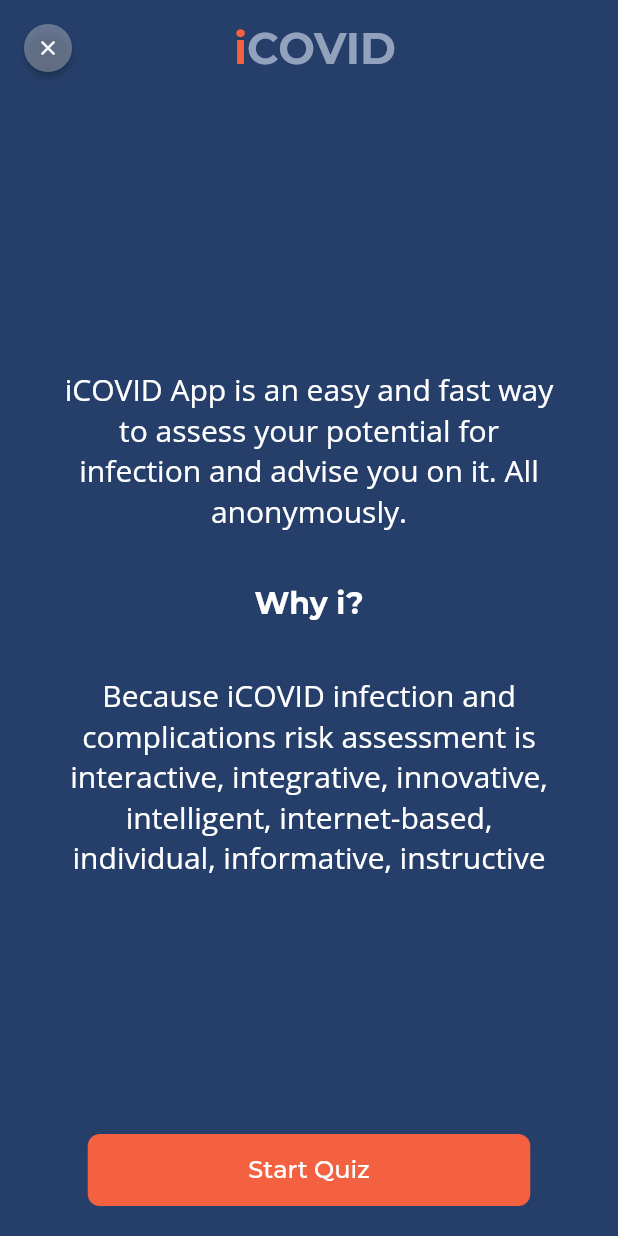
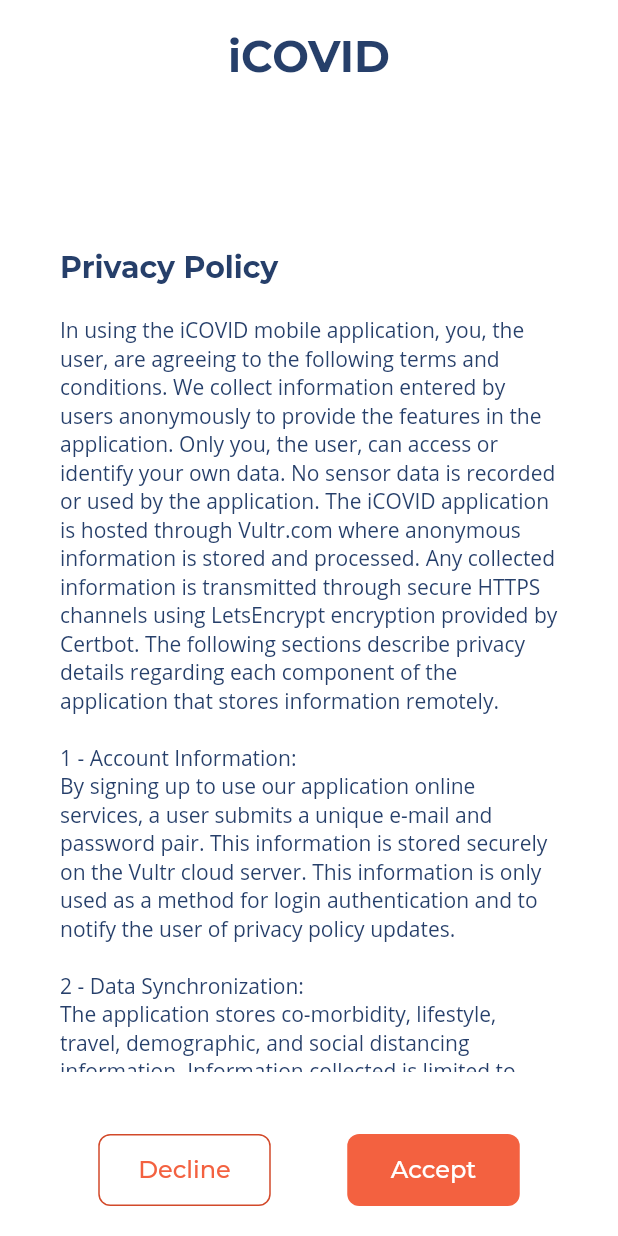
Before and after one commit to Sense2safeguard/iCovid, a Flutter app: the screen it shows after launch, on a phone screen of 412 x 824 dp. Run offline on Flutter 3.47's test engine with Material 2 defaults, Android fonts, the phone set to English and light mode, and no system bars; project files that could hold a hidden picture were left out.

Commit message:
Feature/ic 27 privacy policy (#14)
* complete - added close function to app bar

* fix: privacy policy text and decline

Co-authored-by: Mauro Di Bert <maudb@pop-os.localdomain>

```diff
--- a/lib/main.dart
+++ b/lib/main.dart
@@ -1,4 +1,5 @@
 import 'package:flutter/material.dart';
+import 'package:iCovid/ui/screens/privacy_policy_screen/privacy_policy_screen.dart';
 
 import 'package:provider/provider.dart';
 
@@ -20,8 +21,9 @@ class ICovidApp extends StatelessWidget {
           return MaterialApp(
               title: "iCovid App",
               debugShowCheckedModeBanner: false,
-              initialRoute: '/',
+              initialRoute: '/privacy-policy',
               routes: {
+                '/privacy-policy': (context) => PrivacyPolicyScreen(),
                 '/': (context) => HomeScreen(),
                 '/quiz_screen': (context) => QuizScreen(),
               });
--- /dev/null
+++ b/lib/ui/screens/privacy_policy_screen/privacy_policy_screen.dart
@@ -0,0 +1,97 @@
+import 'package:flutter/material.dart';
+import 'package:flutter/services.dart';
+
+import 'package:iCovid/core/constants.dart';
+import 'package:iCovid/ui/shared/ic_buttons.dart';
+
+class PrivacyPolicyScreen extends StatelessWidget {
+  final String bodyText = '''
+In using the iCOVID mobile application, you, the user, are agreeing to the following terms and conditions. We collect information entered by users anonymously to provide the features in the application. Only you, the user, can access or identify your own data. No sensor data is recorded or used by the application. The iCOVID application is hosted through Vultr.com where anonymous information is stored and processed. Any collected information is transmitted through secure HTTPS channels using LetsEncrypt encryption provided by Certbot. The following sections describe privacy details regarding each component of the application that stores information remotely.
+
+1 - Account Information:
+By signing up to use our application online services, a user submits a unique e-mail and password pair. This information is stored securely on the Vultr cloud server. This information is only used as a method for login authentication and to notify the user of privacy policy updates.
+
+2 - Data Synchronization:
+The application stores co-morbidity, lifestyle, travel, demographic, and social distancing information. Information collected is limited to information that the user explicitly provides by operating the application. The primary use of this information is to provide data synchronization services between multiple mobile devices. This information is stored securely. The information is available only to the user and no other users may access this information. Although the information is secure, we advise you to never submit sensitive information using the application.
+
+3 - Machine Learning:
+The application uses machine learning techniques to provide useful predictions for the user by using co-morbidity, lifestyle, travel, demographic, and social distancing information. Machine learning is performed on the Vultr cloud server. All data is anonymized and aggregated before performing machine learning. The user’s prediction data will never be available to others during or after this process.
+
+  ''';
+
+  @override
+  Widget build(BuildContext context) {
+    Size size = MediaQuery.of(context).size;
+
+    return SafeArea(
+      child: Scaffold(
+        backgroundColor: Colors.white,
+        body: Padding(
+          padding: const EdgeInsets.fromLTRB(40, 20, 40, 20),
+          child: Column(
+            mainAxisAlignment: MainAxisAlignment.spaceBetween,
+            children: [
+              Text("iCOVID",
+                  style: kheadline4.copyWith(
+                      fontWeight: FontWeight.w800, fontSize: 29, color: kBlue)),
+              Container(
+                height: size.height * 0.75,
+                child: SingleChildScrollView(
+                    child: Column(
+                  crossAxisAlignment: CrossAxisAlignment.start,
+                  children: [
+                    SizedBox(
+                      height: 70,
+                    ),
+                    Text("Privacy Policy",
+                        style: kheadline3.copyWith(color: kBlue)),
+                    SizedBox(
+                      height: 20,
+                    ),
+                    Text(bodyText,
+                        style: kBodyText2.copyWith(fontSize: 14, color: kBlue)),
+                  ],
+                )),
+              ),
+              buildButtons(context),
+            ],
+          ),
+        ),
+      ),
+    );
+  }
+
+  Row buildButtons(BuildContext context) {
+    return Row(
+      mainAxisAlignment: MainAxisAlignment.spaceAround,
+      children: [
+        Flexible(
+            child: ICSecondaryButton(
+          onPressed: () {
+            showDialog(context: context, builder: (_) => buildDialog(context));
+          },
+          text: "Decline",
+        )),
+        Flexible(
+            child: ICMainButton(
+                onPressed: () {
+                  Navigator.pushNamed(context, "/");
+                },
+                text: "Accept")),
+      ],
+    );
+  }
+
+  AlertDialog buildDialog(BuildContext context) {
+    return AlertDialog(
+      title: Text(
+          "If you want to continue, you have to accept this policy agreement"),
+      actions: [
+        FlatButton(
+          child: Text("Ok"),
+          onPressed: () => Navigator.pop(context),
+        ),
+      ],
+    );
+  }
+}
--- a/lib/ui/shared/ic_app_bar.dart
+++ b/lib/ui/shared/ic_app_bar.dart
@@ -1,4 +1,5 @@
 import 'package:flutter/material.dart';
+import 'package:flutter/services.dart';
 import 'package:iCovid/core/constants.dart';
 import 'package:iCovid/core/models/data_structure_models.dart';
 
@@ -74,7 +75,7 @@ class ICAppBar extends StatelessWidget {
       child: RawMaterialButton(
         splashColor: kAccent,
         constraints: BoxConstraints.expand(width: 32, height: 32),
-        onPressed: () {},
+        onPressed: () => SystemNavigator.pop(),
         shape: CircleBorder(),
         fillColor: Colors.white.withOpacity(0.3),
         child: Icon(Icons.close, color: Colors.white, size: 16),
```
